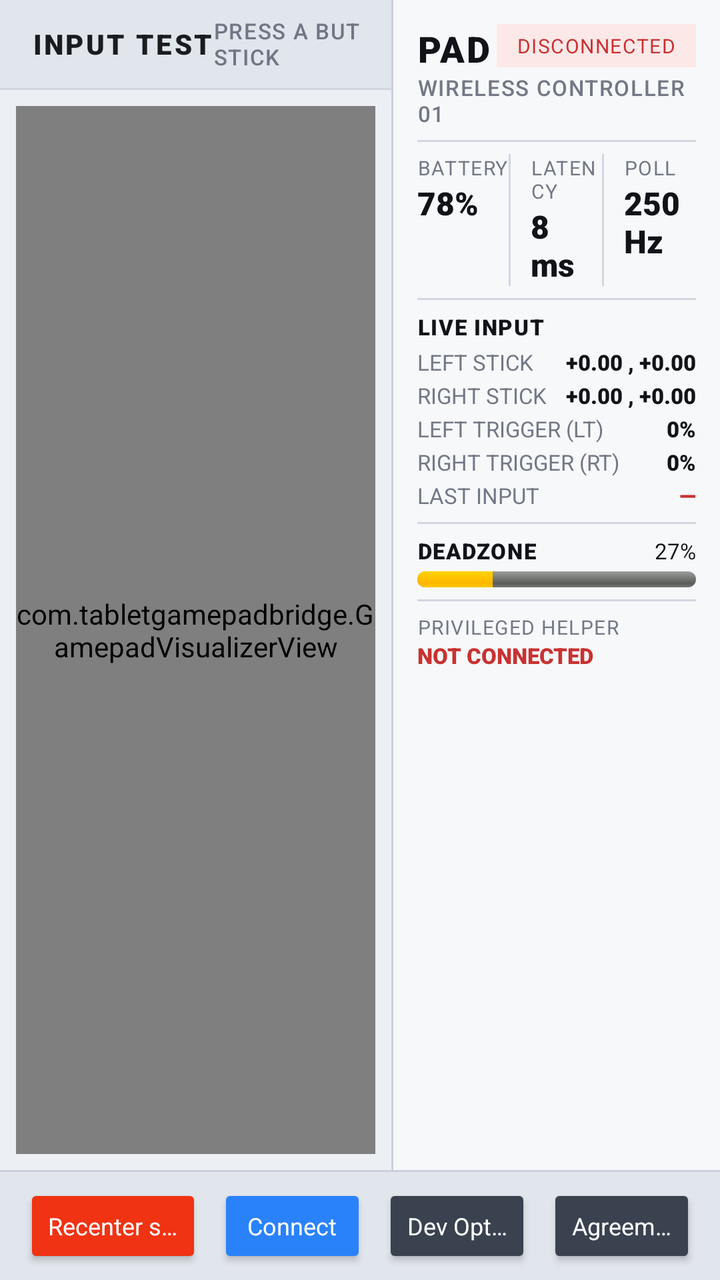
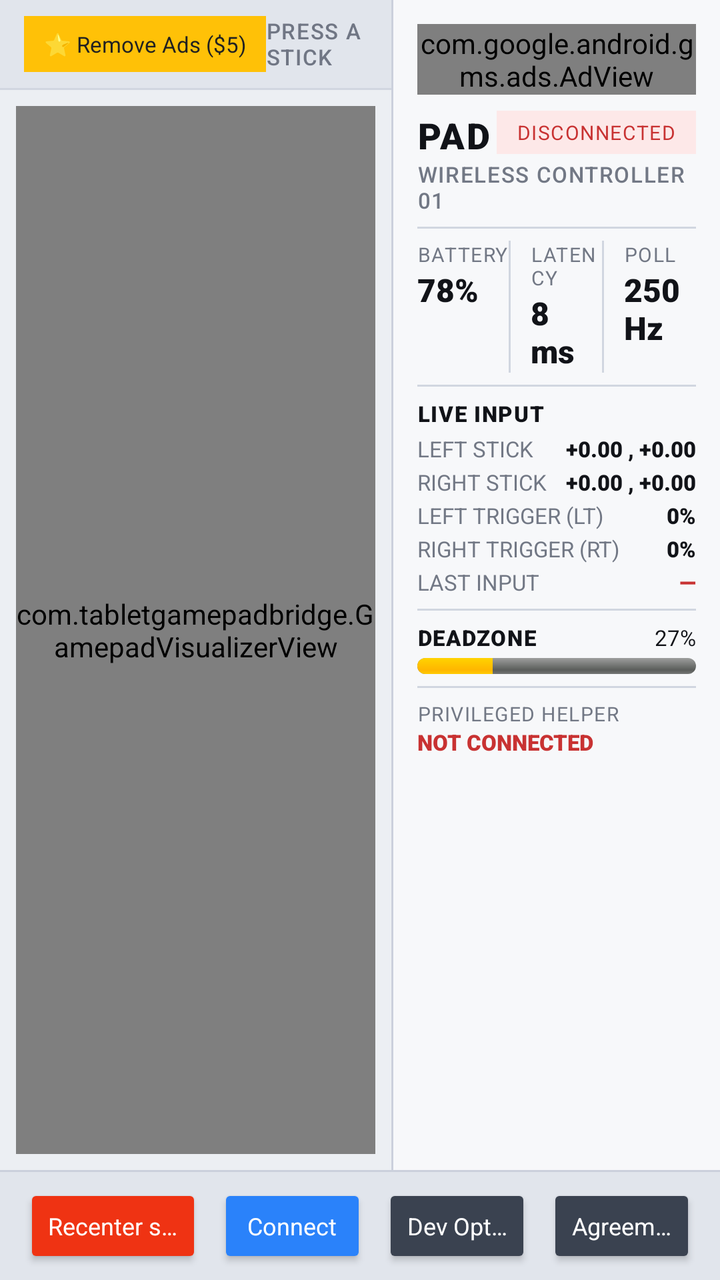

An Android layout rendered at two revisions. The XML below is the earlier revision; the diff shows what the commit changed to produce the second picture.
<!-- AndroidManifest.xml: application theme Theme.AppCompat.NoActionBar -->
<!-- res/layout/activity_main.xml -->
<?xml version="1.0" encoding="utf-8"?>
<LinearLayout xmlns:android="http://schemas.android.com/apk/res/android"
    android:layout_width="match_parent"
    android:layout_height="match_parent"
    android:background="#F2F4F7"
    android:orientation="vertical">

    
    <LinearLayout
        android:layout_width="match_parent"
        android:layout_height="0dp"
        android:layout_weight="1"
        android:orientation="horizontal">

        
        <LinearLayout
            android:layout_width="0dp"
            android:layout_height="match_parent"
            android:layout_weight="1.2"
            android:background="#ECEFF3"
            android:orientation="vertical">

            
            <LinearLayout
                android:layout_width="match_parent"
                android:layout_height="44dp"
                android:background="#E1E5EC"
                android:gravity="center_vertical"
                android:paddingStart="16dp"
                android:paddingEnd="16dp">

                <TextView
                    android:layout_width="0dp"
                    android:layout_height="wrap_content"
                    android:layout_weight="1"
                    android:fontFamily="sans-serif-black"
                    android:text="INPUT TEST"
                    android:textColor="#1A1C20"
                    android:textSize="14sp"
                    android:letterSpacing="0.08" />

                <TextView
                    android:layout_width="wrap_content"
                    android:layout_height="wrap_content"
                    android:fontFamily="sans-serif-medium"
                    android:text="PRESS A BUTTON · DRAG A STICK"
                    android:textColor="#707684"
                    android:textSize="11sp"
                    android:letterSpacing="0.05" />
            </LinearLayout>

            <View
                android:layout_width="match_parent"
                android:layout_height="1dp"
                android:background="#D1D6E0" />

            
            <com.tabletgamepadbridge.GamepadVisualizerView
                android:id="@+id/controllerVisualizer"
                android:layout_width="match_parent"
                android:layout_height="match_parent"
                android:layout_margin="8dp" />

        </LinearLayout>

        
        <View
            android:layout_width="1dp"
            android:layout_height="match_parent"
            android:background="#CBD0DC" />

        
        <ScrollView
            android:layout_width="0dp"
            android:layout_height="match_parent"
            android:layout_weight="1"
            android:fillViewport="true"
            android:scrollbars="vertical">

            <LinearLayout
                android:layout_width="match_parent"
                android:layout_height="wrap_content"
                android:background="#F7F8FA"
                android:orientation="vertical"
                android:padding="12dp">

                
                <RelativeLayout
                    android:layout_width="match_parent"
                    android:layout_height="wrap_content">

                    <LinearLayout
                        android:layout_width="wrap_content"
                        android:layout_height="wrap_content"
                        android:orientation="vertical">

                        <TextView
                            android:layout_width="wrap_content"
                            android:layout_height="wrap_content"
                            android:fontFamily="sans-serif-black"
                            android:text="PAD LINK"
                            android:textColor="#111318"
                            android:textSize="18sp"
                            android:letterSpacing="0.05" />

                        <TextView
                            android:layout_width="wrap_content"
                            android:layout_height="wrap_content"
                            android:fontFamily="sans-serif-medium"
                            android:text="WIRELESS CONTROLLER 01"
                            android:textColor="#727885"
                            android:textSize="11sp"
                            android:letterSpacing="0.05" />
                    </LinearLayout>

                    <TextView
                        android:id="@+id/connectedBadge"
                        android:layout_width="wrap_content"
                        android:layout_height="wrap_content"
                        android:layout_alignParentEnd="true"
                        android:background="#FDE8E8"
                        android:fontFamily="sans-serif-bold"
                        android:paddingStart="10dp"
                        android:paddingTop="4dp"
                        android:paddingEnd="10dp"
                        android:paddingBottom="4dp"
                        android:text="DISCONNECTED"
                        android:textColor="#C83232"
                        android:textSize="10sp"
                        android:letterSpacing="0.05" />
                </RelativeLayout>

                <View
                    android:layout_width="match_parent"
                    android:layout_height="1dp"
                    android:layout_marginTop="6dp"
                    android:layout_marginBottom="6dp"
                    android:background="#D1D6E0" />

                
                <LinearLayout
                    android:layout_width="match_parent"
                    android:layout_height="wrap_content"
                    android:orientation="horizontal">

                    <LinearLayout
                        android:layout_width="0dp"
                        android:layout_height="wrap_content"
                        android:layout_weight="1"
                        android:orientation="vertical">

                        <TextView
                            android:layout_width="wrap_content"
                            android:layout_height="wrap_content"
                            android:fontFamily="sans-serif-bold"
                            android:text="BATTERY"
                            android:textColor="#727885"
                            android:textSize="10sp"
                            android:letterSpacing="0.05" />

                        <TextView
                            android:id="@+id/batteryText"
                            android:layout_width="wrap_content"
                            android:layout_height="wrap_content"
                            android:fontFamily="sans-serif-black"
                            android:text="78%"
                            android:textColor="#111318"
                            android:textSize="16sp" />
                    </LinearLayout>

                    <View
                        android:layout_width="1dp"
                        android:layout_height="match_parent"
                        android:background="#D1D6E0" />

                    <LinearLayout
                        android:layout_width="0dp"
                        android:layout_height="wrap_content"
                        android:layout_weight="1"
                        android:paddingStart="10dp"
                        android:paddingEnd="2dp"
                        android:orientation="vertical">

                        <TextView
                            android:layout_width="wrap_content"
                            android:layout_height="wrap_content"
                            android:fontFamily="sans-serif-bold"
                            android:text="LATENCY"
                            android:textColor="#727885"
                            android:textSize="10sp"
                            android:letterSpacing="0.05" />

                        <TextView
                            android:id="@+id/latencyText"
                            android:layout_width="wrap_content"
                            android:layout_height="wrap_content"
                            android:fontFamily="sans-serif-black"
                            android:text="8 ms"
                            android:textColor="#111318"
                            android:textSize="16sp" />
                    </LinearLayout>

                    <View
                        android:layout_width="1dp"
                        android:layout_height="match_parent"
                        android:background="#D1D6E0" />

                    <LinearLayout
                        android:layout_width="0dp"
                        android:layout_height="wrap_content"
                        android:layout_weight="1"
                        android:paddingStart="10dp"
                        android:paddingEnd="2dp"
                        android:orientation="vertical">

                        <TextView
                            android:layout_width="wrap_content"
                            android:layout_height="wrap_content"
                            android:fontFamily="sans-serif-bold"
                            android:text="POLL"
                            android:textColor="#727885"
                            android:textSize="10sp"
                            android:letterSpacing="0.05" />

                        <TextView
                            android:id="@+id/pollText"
                            android:layout_width="wrap_content"
                            android:layout_height="wrap_content"
                            android:fontFamily="sans-serif-black"
                            android:text="250 Hz"
                            android:textColor="#111318"
                            android:textSize="16sp" />
                    </LinearLayout>
                </LinearLayout>

                <View
                    android:layout_width="match_parent"
                    android:layout_height="1dp"
                    android:layout_marginTop="6dp"
                    android:layout_marginBottom="6dp"
                    android:background="#D1D6E0" />

                
                <TextView
                    android:layout_width="wrap_content"
                    android:layout_height="wrap_content"
                    android:fontFamily="sans-serif-black"
                    android:text="LIVE INPUT"
                    android:textColor="#111318"
                    android:textSize="11sp"
                    android:letterSpacing="0.05" />

                <LinearLayout
                    android:layout_width="match_parent"
                    android:layout_height="wrap_content"
                    android:layout_marginTop="3dp"
                    android:orientation="horizontal">

                    <TextView
                        android:layout_width="0dp"
                        android:layout_height="wrap_content"
                        android:layout_weight="1"
                        android:fontFamily="sans-serif-bold"
                        android:text="LEFT STICK"
                        android:textColor="#727885"
                        android:textSize="11sp" />

                    <TextView
                        android:id="@+id/leftStickCoords"
                        android:layout_width="wrap_content"
                        android:layout_height="wrap_content"
                        android:fontFamily="sans-serif-black"
                        android:text="+0.00 , +0.00"
                        android:textColor="#111318"
                        android:textSize="11sp" />
                </LinearLayout>

                <LinearLayout
                    android:layout_width="match_parent"
                    android:layout_height="wrap_content"
                    android:layout_marginTop="2dp"
                    android:orientation="horizontal">

                    <TextView
                        android:layout_width="0dp"
                        android:layout_height="wrap_content"
                        android:layout_weight="1"
                        android:fontFamily="sans-serif-bold"
                        android:text="RIGHT STICK"
                        android:textColor="#727885"
                        android:textSize="11sp" />

                    <TextView
                        android:id="@+id/rightStickCoords"
                        android:layout_width="wrap_content"
                        android:layout_height="wrap_content"
                        android:fontFamily="sans-serif-black"
                        android:text="+0.00 , +0.00"
                        android:textColor="#111318"
                        android:textSize="11sp" />
                </LinearLayout>

                <LinearLayout
                    android:layout_width="match_parent"
                    android:layout_height="wrap_content"
                    android:layout_marginTop="2dp"
                    android:orientation="horizontal">

                    <TextView
                        android:layout_width="0dp"
                        android:layout_height="wrap_content"
                        android:layout_weight="1"
                        android:fontFamily="sans-serif-bold"
                        android:text="LEFT TRIGGER (LT)"
                        android:textColor="#727885"
                        android:textSize="11sp" />

                    <TextView
                        android:id="@+id/leftTriggerValue"
                        android:layout_width="wrap_content"
                        android:layout_height="wrap_content"
                        android:fontFamily="sans-serif-black"
                        android:text="0%"
                        android:textColor="#111318"
                        android:textSize="11sp" />
                </LinearLayout>

                <LinearLayout
                    android:layout_width="match_parent"
                    android:layout_height="wrap_content"
                    android:layout_marginTop="2dp"
                    android:orientation="horizontal">

                    <TextView
                        android:layout_width="0dp"
                        android:layout_height="wrap_content"
                        android:layout_weight="1"
                        android:fontFamily="sans-serif-bold"
                        android:text="RIGHT TRIGGER (RT)"
                        android:textColor="#727885"
                        android:textSize="11sp" />

                    <TextView
                        android:id="@+id/rightTriggerValue"
                        android:layout_width="wrap_content"
                        android:layout_height="wrap_content"
                        android:fontFamily="sans-serif-black"
                        android:text="0%"
                        android:textColor="#111318"
                        android:textSize="11sp" />
                </LinearLayout>

                <LinearLayout
                    android:layout_width="match_parent"
                    android:layout_height="wrap_content"
                    android:layout_marginTop="2dp"
                    android:orientation="horizontal">

                    <TextView
                        android:layout_width="0dp"
                        android:layout_height="wrap_content"
                        android:layout_weight="1"
                        android:fontFamily="sans-serif-bold"
                        android:text="LAST INPUT"
                        android:textColor="#727885"
                        android:textSize="11sp" />

                    <TextView
                        android:id="@+id/lastInputText"
                        android:layout_width="wrap_content"
                        android:layout_height="wrap_content"
                        android:fontFamily="sans-serif-black"
                        android:text="—"
                        android:textColor="#C83232"
                        android:textSize="11sp" />
                </LinearLayout>

                <View
                    android:layout_width="match_parent"
                    android:layout_height="1dp"
                    android:layout_marginTop="6dp"
                    android:layout_marginBottom="6dp"
                    android:background="#D1D6E0" />

                
                <RelativeLayout
                    android:layout_width="match_parent"
                    android:layout_height="wrap_content">

                    <TextView
                        android:layout_width="wrap_content"
                        android:layout_height="wrap_content"
                        android:fontFamily="sans-serif-black"
                        android:text="DEADZONE"
                        android:textColor="#111318"
                        android:textSize="11sp"
                        android:letterSpacing="0.05" />

                    <TextView
                        android:id="@+id/deadzoneText"
                        android:layout_width="wrap_content"
                        android:layout_height="wrap_content"
                        android:layout_alignParentEnd="true"
                        android:fontFamily="sans-serif-bold"
                        android:text="27%"
                        android:textColor="#111318"
                        android:textSize="11sp" />
                </RelativeLayout>

                <ProgressBar
                    android:id="@+id/deadzoneProgressBar"
                    style="?android:attr/progressBarStyleHorizontal"
                    android:layout_width="match_parent"
                    android:layout_height="8dp"
                    android:layout_marginTop="3dp"
                    android:max="100"
                    android:progress="27"
                    android:progressDrawable="@android:drawable/progress_horizontal" />

                <View
                    android:layout_width="match_parent"
                    android:layout_height="1dp"
                    android:layout_marginTop="6dp"
                    android:layout_marginBottom="6dp"
                    android:background="#D1D6E0" />

                
                <TextView
                    android:layout_width="wrap_content"
                    android:layout_height="wrap_content"
                    android:fontFamily="sans-serif-bold"
                    android:text="PRIVILEGED HELPER"
                    android:textColor="#727885"
                    android:textSize="10sp"
                    android:letterSpacing="0.05" />

                <TextView
                    android:id="@+id/helperStatusText"
                    android:layout_width="wrap_content"
                    android:layout_height="wrap_content"
                    android:fontFamily="sans-serif-black"
                    android:text="NOT CONNECTED"
                    android:textColor="#C83232"
                    android:textSize="11sp" />

                <TextView
                    android:id="@+id/wirelessStatusText"
                    android:layout_width="wrap_content"
                    android:layout_height="wrap_content"
                    android:layout_marginTop="1dp"
                    android:fontFamily="sans-serif"
                    android:text=""
                    android:textColor="#525866"
                    android:textSize="10sp" />

            </LinearLayout>
        </ScrollView>

    </LinearLayout>

    <View
        android:layout_width="match_parent"
        android:layout_height="1dp"
        android:background="#CBD0DC" />

    
    <LinearLayout
        android:layout_width="match_parent"
        android:layout_height="wrap_content"
        android:background="#E1E5EC"
        android:paddingStart="12dp"
        android:paddingTop="6dp"
        android:paddingEnd="12dp"
        android:paddingBottom="6dp"
        android:orientation="horizontal">

        <Button
            android:id="@+id/recenterBtn"
            android:layout_width="0dp"
            android:layout_height="42dp"
            android:layout_weight="1.2"
            android:backgroundTint="#EF3313"
            android:fontFamily="sans-serif-bold"
            android:singleLine="true"
            android:textAllCaps="false"
            android:text="Recenter sticks"
            android:textColor="#FFFFFF"
            android:textSize="12sp" />

        <Button
            android:id="@+id/connectBtn"
            android:layout_width="0dp"
            android:layout_height="42dp"
            android:layout_weight="1"
            android:layout_marginStart="8dp"
            android:backgroundTint="#2A82FA"
            android:fontFamily="sans-serif-bold"
            android:singleLine="true"
            android:textAllCaps="false"
            android:text="Connect"
            android:textColor="#FFFFFF"
            android:textSize="12sp" />

        <Button
            android:id="@+id/openDevSettingsBtn"
            android:layout_width="0dp"
            android:layout_height="42dp"
            android:layout_weight="1"
            android:layout_marginStart="8dp"
            android:backgroundTint="#3A4250"
            android:fontFamily="sans-serif-bold"
            android:singleLine="true"
            android:textAllCaps="false"
            android:text="Dev Options"
            android:textColor="#FFFFFF"
            android:textSize="12sp" />

        <Button
            android:id="@+id/agreementBtn"
            android:layout_width="0dp"
            android:layout_height="42dp"
            android:layout_weight="1"
            android:layout_marginStart="8dp"
            android:backgroundTint="#3A4250"
            android:fontFamily="sans-serif-bold"
            android:singleLine="true"
            android:textAllCaps="false"
            android:text="Agreement"
            android:textColor="#FFFFFF"
            android:textSize="12sp" />
    </LinearLayout>

</LinearLayout>
<!-- resources referenced by this layout -->
<resources>

</resources>

<!-- the commit's change to res/layout/activity_main.xml (unified diff, before → after) -->
@@ -1,5 +1,6 @@
 <?xml version="1.0" encoding="utf-8"?>
 <LinearLayout xmlns:android="http://schemas.android.com/apk/res/android"
+    xmlns:ads="http://schemas.android.com/apk/res-auto"
     android:layout_width="match_parent"
     android:layout_height="match_parent"
     android:background="#F2F4F7"
@@ -26,17 +27,33 @@
                 android:layout_height="44dp"
                 android:background="#E1E5EC"
                 android:gravity="center_vertical"
-                android:paddingStart="16dp"
-                android:paddingEnd="16dp">
+                android:paddingStart="12dp"
+                android:paddingEnd="12dp">
+
+                <TextView
+                    android:id="@+id/buyProBtn"
+                    android:layout_width="wrap_content"
+                    android:layout_height="28dp"
+                    android:background="#FFC107"
+                    android:clickable="true"
+                    android:focusable="true"
+                    android:fontFamily="sans-serif-bold"
+                    android:gravity="center"
+                    android:paddingStart="10dp"
+                    android:paddingEnd="10dp"
+                    android:text="⭐ Remove Ads ($5)"
+                    android:textColor="#212121"
+                    android:textSize="11sp" />
 
                 <TextView
                     android:layout_width="0dp"
                     android:layout_height="wrap_content"
                     android:layout_weight="1"
                     android:fontFamily="sans-serif-black"
+                    android:paddingStart="12dp"
                     android:text="INPUT TEST"
                     android:textColor="#1A1C20"
-                    android:textSize="14sp"
+                    android:textSize="13sp"
                     android:letterSpacing="0.08" />
 
                 <TextView
@@ -83,6 +100,23 @@
                 android:background="#F7F8FA"
                 android:orientation="vertical"
                 android:padding="12dp">
+
+                
+                <FrameLayout
+                    android:id="@+id/adContainer"
+                    android:layout_width="match_parent"
+                    android:layout_height="wrap_content"
+                    android:layout_marginBottom="8dp"
+                    android:gravity="center">
+
+                    <com.google.android.gms.ads.AdView
+                        android:id="@+id/adView"
+                        android:layout_width="wrap_content"
+                        android:layout_height="wrap_content"
+                        android:layout_gravity="center"
+                        ads:adSize="BANNER"
+                        ads:adUnitId="ca-app-pub-3940256099942544/6300978111" />
+                </FrameLayout>
 
                 
                 <RelativeLayout
